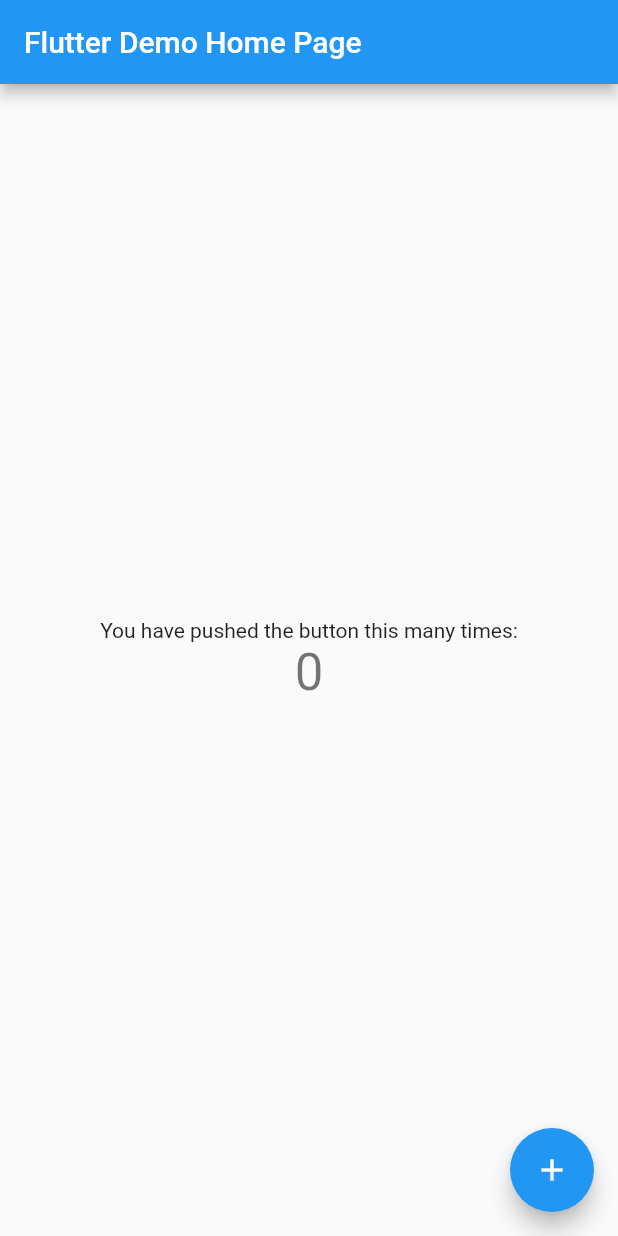
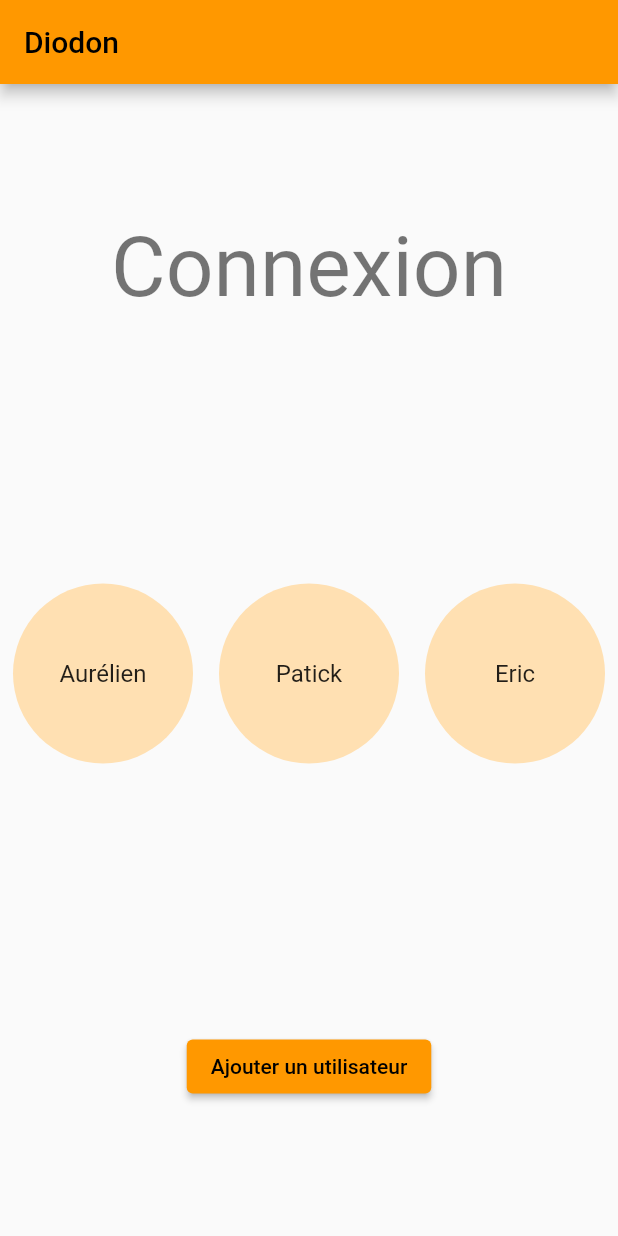
Before and after one commit to KodiakFR/diodon, a Flutter app: the screen it shows after launch, on a phone screen of 412 x 824 dp. Run offline on Flutter 3.47's test engine with Material 2 defaults, Android fonts, the light colour scheme and no system bars.

Commit message:
Création de la page connexion

```diff
--- a/lib/main.dart
+++ b/lib/main.dart
@@ -1,3 +1,5 @@
+import 'package:diodon/views/connexionView.dart';
+import 'package:diodon/views/registerView.dart';
 import 'package:flutter/material.dart';
 
 void main() {
@@ -11,105 +13,16 @@
   @override
   Widget build(BuildContext context) {
     return MaterialApp(
-      title: 'Flutter Demo',
+      debugShowCheckedModeBanner: false,
+      title: 'Diodon',
       theme: ThemeData(
-        // This is the theme of your application.
-        //
-        // Try running your application with "flutter run". You'll see the
-        // application has a blue toolbar. Then, without quitting the app, try
-        // changing the primarySwatch below to Colors.green and then invoke
-        // "hot reload" (press "r" in the console where you ran "flutter run",
-        // or simply save your changes to "hot reload" in a Flutter IDE).
-        // Notice that the counter didn't reset back to zero; the application
-        // is not restarted.
-        primarySwatch: Colors.blue,
+        primarySwatch: Colors.orange,
       ),
-      home: const MyHomePage(title: 'Flutter Demo Home Page'),
+      routes: {
+        "/connexion":(context) => const ConnexionView(),
+        "/register": (context) => const RegisterView(),
+      },
+      home: const ConnexionView(),
     );
   }
 }
-
-class MyHomePage extends StatefulWidget {
-  const MyHomePage({super.key, required this.title});
-
-  // This widget is the home page of your application. It is stateful, meaning
-  // that it has a State object (defined below) that contains fields that affect
-  // how it looks.
-
-  // This class is the configuration for the state. It holds the values (in this
-  // case the title) provided by the parent (in this case the App widget) and
-  // used by the build method of the State. Fields in a Widget subclass are
-  // always marked "final".
-
-  final String title;
-
-  @override
-  State<MyHomePage> createState() => _MyHomePageState();
-}
-
-class _MyHomePageState extends State<MyHomePage> {
-  int _counter = 0;
-
-  void _incrementCounter() {
-    setState(() {
-      // This call to setState tells the Flutter framework that something has
-      // changed in this State, which causes it to rerun the build method below
-      // so that the display can reflect the updated values. If we changed
-      // _counter without calling setState(), then the build method would not be
-      // called again, and so nothing would appear to happen.
-      _counter++;
-    });
-  }
-
-  @override
-  Widget build(BuildContext context) {
-    // This method is rerun every time setState is called, for instance as done
-    // by the _incrementCounter method above.
-    //
-    // The Flutter framework has been optimized to make rerunning build methods
-    // fast, so that you can just rebuild anything that needs updating rather
-    // than having to individually change instances of widgets.
-    return Scaffold(
-      appBar: AppBar(
-        // Here we take the value from the MyHomePage object that was created by
-        // the App.build method, and use it to set our appbar title.
-        title: Text(widget.title),
-      ),
-      body: Center(
-        // Center is a layout widget. It takes a single child and positions it
-        // in the middle of the parent.
-        child: Column(
-          // Column is also a layout widget. It takes a list of children and
-          // arranges them vertically. By default, it sizes itself to fit its
-          // children horizontally, and tries to be as tall as its parent.
-          //
-          // Invoke "debug painting" (press "p" in the console, choose the
-          // "Toggle Debug Paint" action from the Flutter Inspector in Android
-          // Studio, or the "Toggle Debug Paint" command in Visual Studio Code)
-          // to see the wireframe for each widget.
-          //
-          // Column has various properties to control how it sizes itself and
-          // how it positions its children. Here we use mainAxisAlignment to
-          // center the children vertically; the main axis here is the vertical
-          // axis because Columns are vertical (the cross axis would be
-          // horizontal).
-          mainAxisAlignment: MainAxisAlignment.center,
-          children: <Widget>[
-            const Text(
-              'You have pushed the button this many times:',
-            ),
-            Text(
-              '$_counter',
-              style: Theme.of(context).textTheme.headline4,
-            ),
-          ],
-        ),
-      ),
-      floatingActionButton: FloatingActionButton(
-        onPressed: _incrementCounter,
-        tooltip: 'Increment',
-        child: const Icon(Icons.add),
-      ), // This trailing comma makes auto-formatting nicer for build methods.
-    );
-  }
-}
--- /dev/null
+++ b/lib/views/connexionView.dart
@@ -0,0 +1,44 @@
+import 'package:flutter/material.dart';
+
+class ConnexionView extends StatelessWidget {
+  const ConnexionView({super.key});
+
+  @override
+  Widget build(BuildContext context) {
+    return Scaffold(
+      appBar: AppBar(
+        title: const Text("Diodon"),
+      ),
+      body: Center(
+        child: Column(
+          mainAxisAlignment: MainAxisAlignment.spaceAround,
+          children: [
+            Text('Connexion', style: Theme.of(context).textTheme.headline2),
+            Row(
+              mainAxisAlignment: MainAxisAlignment.spaceAround,
+              children: const [
+                CircleAvatar(
+                  minRadius: 60,
+                  child: Text('Aurélien'),
+                ),
+                CircleAvatar(
+                  minRadius: 60,
+                  child: Text('Patick'),
+                ),
+                CircleAvatar(
+                  minRadius: 60,
+                  child: Text('Eric'),
+                ),
+              ],
+            ),
+            ElevatedButton(
+                onPressed: () {
+                  Navigator.pushReplacementNamed(context, "/register");
+                },
+                child: const Text("Ajouter un utilisateur"))
+          ],
+        ),
+      ),
+    );
+  }
+}
--- /dev/null
+++ b/lib/views/registerView.dart
@@ -0,0 +1,16 @@
+import 'package:flutter/material.dart';
+
+class RegisterView extends StatelessWidget {
+  const RegisterView({super.key});
+
+  @override
+  Widget build(BuildContext context) {
+    return Scaffold(
+      appBar: AppBar(
+        title: const Text("Diodon"),
+      ),
+
+
+    );
+  }
+}
```
